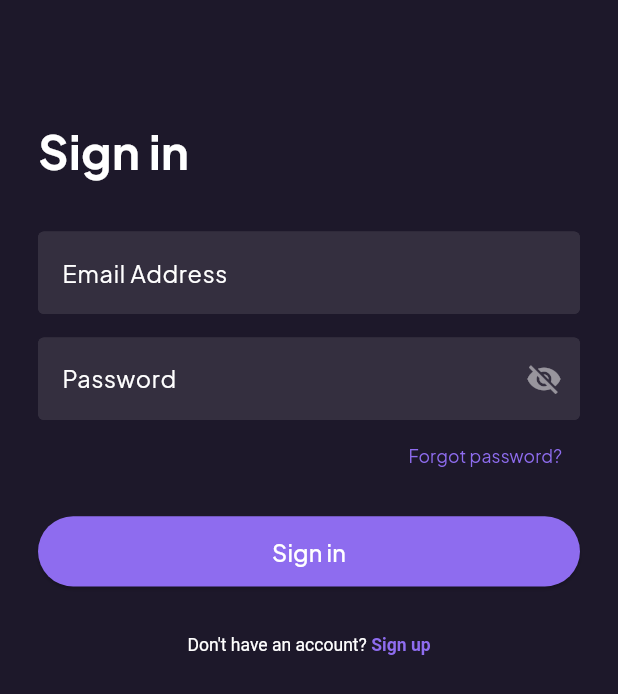
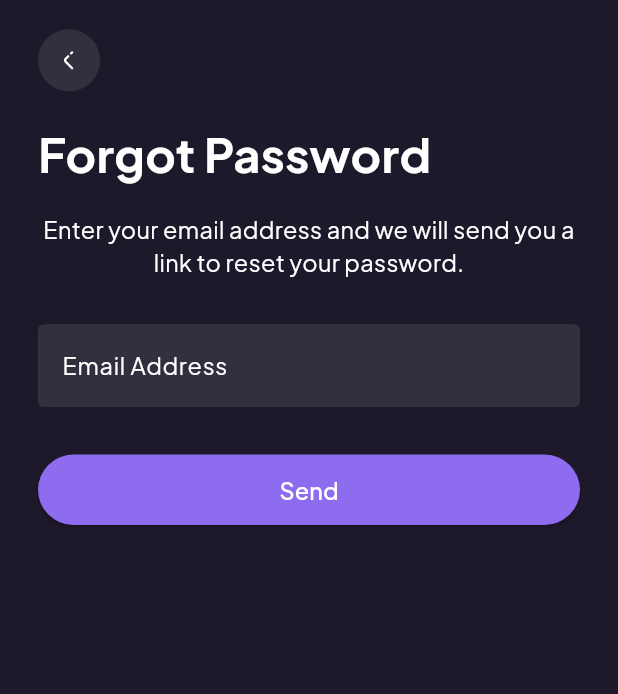
Before and after one commit to Adham-Amin/Clot, a Flutter app: the screen it shows after launch, after a tap on "Forgot password?", on a phone screen of 412 x 824 dp. Shown: the top 694 px of the screen. Run offline on Flutter 3.47's test engine with Material 3 defaults, Android fonts, the phone set to English and light mode, and no system bars; our stand-ins replace dartz, dio, flutter_bloc, flutter_screenutil, flutter_secure_storage, flutter_svg and 5 more; missing offline and left inert: animated_snack_bar; accounts and stored records are empty.

Commit message:
Done Auth Featured UI

```diff
--- a/lib/core/routes/app_routes.dart
+++ b/lib/core/routes/app_routes.dart
@@ -2,4 +2,7 @@ abstract class AppRoutes {
   static const String loginView = '/loginView';
   static const String registerView = '/registerView';
   static const String mainView = '/mainView';
+  static const String forgetPasswordView = '/forgetPasswordView';
+  static const String verifyCodeView = '/verifyCodeView';
+  static const String resetPasswordView = '/resetPasswordView';
 }
--- a/lib/core/routes/on_generate_route.dart
+++ b/lib/core/routes/on_generate_route.dart
@@ -1,6 +1,9 @@
 import 'package:clot/core/routes/app_routes.dart';
+import 'package:clot/features/auth/presentation/views/forget_password_view.dart';
 import 'package:clot/features/auth/presentation/views/login_view.dart';
 import 'package:clot/features/auth/presentation/views/register_view.dart';
+import 'package:clot/features/auth/presentation/views/reset_password_view.dart';
+import 'package:clot/features/auth/presentation/views/verify_code_view.dart';
 import 'package:flutter/material.dart';
 
 Route<dynamic> onGenerateRoute(RouteSettings settings) {
@@ -9,6 +12,12 @@ Route<dynamic> onGenerateRoute(RouteSettings settings) {
       return MaterialPageRoute(builder: (_) => const LoginView());
     case AppRoutes.registerView:
       return MaterialPageRoute(builder: (_) => const RegisterView());
+    case AppRoutes.forgetPasswordView:
+      return MaterialPageRoute(builder: (_) => const ForgetPasswordView());
+    case AppRoutes.verifyCodeView:
+      return MaterialPageRoute(builder: (_) => const VerifyCodeView());
+    case AppRoutes.resetPasswordView:
+      return MaterialPageRoute(builder: (_) => const ResetPasswordView());
     default:
       return MaterialPageRoute(builder: (_) => const Scaffold());
   }
--- a/lib/core/utils/app_assets.dart
+++ b/lib/core/utils/app_assets.dart
@@ -6,9 +6,9 @@ class AppAssets {
   /// assets/images/avatar.png
   static const String imagesAvatar = "assets/images/avatar.png";
 
-  /// Assets for imagesIconBack
-  /// assets/images/icon_back.png
-  static const String imagesIconBack = "assets/images/icon_back.png";
+  /// Assets for imagesCodeToEmail
+  /// assets/images/code_to_email.png
+  static const String imagesCodeToEmail = "assets/images/code_to_email.png";
 
   /// Assets for imagesSplash
   /// assets/images/splash.png
@@ -21,10 +21,6 @@ class AppAssets {
   /// Assets for svgsArrowBack
   /// assets/svgs/arrow_back.svg
   static const String svgsArrowBack = "assets/svgs/arrow_back.svg";
-
-  /// Assets for svgsCodeToEmail
-  /// assets/svgs/code_to_email.svg
-  static const String svgsCodeToEmail = "assets/svgs/code_to_email.svg";
 
   /// Assets for svgsIconFav
   /// assets/svgs/icon_fav.svg
--- /dev/null
+++ b/lib/features/auth/presentation/views/forget_password_view.dart
@@ -0,0 +1,11 @@
+import 'package:clot/features/auth/presentation/widgets/forget_password_view_body.dart';
+import 'package:flutter/material.dart';
+
+class ForgetPasswordView extends StatelessWidget {
+  const ForgetPasswordView({super.key});
+
+  @override
+  Widget build(BuildContext context) {
+    return const Scaffold(body: SafeArea(child: ForgetPasswordViewBody()));
+  }
+}
--- /dev/null
+++ b/lib/features/auth/presentation/widgets/forget_password_view_body.dart
@@ -0,0 +1,48 @@
+import 'package:clot/core/routes/app_routes.dart';
+import 'package:clot/core/utils/app_colors.dart';
+import 'package:clot/core/utils/app_styles.dart';
+import 'package:clot/core/widgets/custom_back_icon.dart';
+import 'package:clot/core/widgets/custom_button.dart';
+import 'package:clot/core/widgets/custom_text_form_field.dart';
+import 'package:clot/core/widgets/height_and_width.dart';
+import 'package:flutter/widgets.dart';
+import 'package:flutter_screenutil/flutter_screenutil.dart';
+
+class ForgetPasswordViewBody extends StatelessWidget {
+  const ForgetPasswordViewBody({super.key});
+
+  @override
+  Widget build(BuildContext context) {
+    return Padding(
+      padding: EdgeInsets.symmetric(horizontal: 24.w),
+      child: Column(
+        crossAxisAlignment: CrossAxisAlignment.start,
+        children: [
+          HeightBox(20),
+          CustomBackIcon(),
+          HeightBox(20),
+          Text(
+            'Forgot Password',
+            style: AppStyles.textBold32.copyWith(color: AppColors.white),
+          ),
+          HeightBox(16),
+          Text(
+            'Enter your email address and we will send you a link to reset your password. ',
+            textAlign: TextAlign.center,
+            style: AppStyles.textRegular16.copyWith(color: AppColors.white),
+          ),
+          HeightBox(32),
+          CustomTextFormField(hintText: 'Email Address'),
+          HeightBox(32),
+          CustomButton(
+            title: 'Send',
+            onTap: () {
+              Navigator.pushNamed(context, AppRoutes.verifyCodeView);
+            },
+          ),
+          HeightBox(32),
+        ],
+      ),
+    );
+  }
+}
--- a/lib/features/auth/presentation/widgets/sign_in_form.dart
+++ b/lib/features/auth/presentation/widgets/sign_in_form.dart
@@ -1,3 +1,4 @@
+import 'package:clot/core/routes/app_routes.dart';
 import 'package:clot/core/utils/app_colors.dart';
 import 'package:clot/core/utils/app_styles.dart';
 import 'package:clot/core/widgets/custom_button.dart';
@@ -18,7 +19,8 @@ class SignInForm extends StatelessWidget {
         Align(
           alignment: AlignmentGeometry.centerRight,
           child: TextButton(
-            onPressed: () {},
+            onPressed: () =>
+                Navigator.pushNamed(context, AppRoutes.forgetPasswordView),
             child: Text(
               'Forgot password?',
               style: AppStyles.textRegular12.copyWith(color: AppColors.primary),
```
Also changed, not shown: lib/features/auth/presentation/views/reset_password_view.dart (added, +11 -0 lines), lib/features/auth/presentation/views/verify_code_view.dart (added, +11 -0 lines), lib/features/auth/presentation/widgets/reset_password_view_body.dart (added, +38 -0 lines), lib/features/auth/presentation/widgets/verify_code_view_body.dart (added, +49 -0 lines), assets/images/code_to_email.png (added), assets/svgs/code_to_email.svg (deleted), 1 other file.
